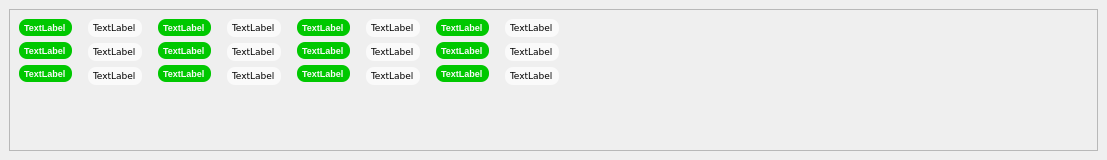
First picture: the form in dockeffects.ui, repository crocodile119/Laser-Studio, before the edit.
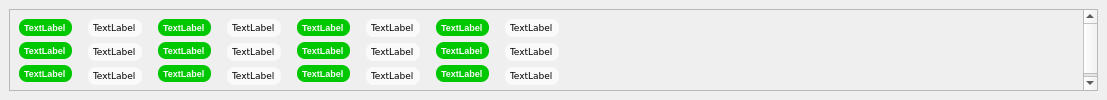
Second picture: the form after the edit.

What changed in the file:
```diff
--- a/dockeffects.ui
+++ b/dockeffects.ui
@@ -7,7 +7,7 @@
     <x>0</x>
     <y>0</y>
     <width>1107</width>
-    <height>160</height>
+    <height>100</height>
    </rect>
   </property>
   <property name="sizePolicy">
@@ -19,7 +19,7 @@
   <property name="minimumSize">
    <size>
     <width>89</width>
-    <height>111</height>
+    <height>100</height>
    </size>
   </property>
   <property name="maximumSize">
@@ -57,8 +57,8 @@
         <rect>
          <x>0</x>
          <y>0</y>
-         <width>1087</width>
-         <height>118</height>
+         <width>1070</width>
+         <height>92</height>
         </rect>
        </property>
        <layout class="QGridLayout" name="gridLayout">
```
